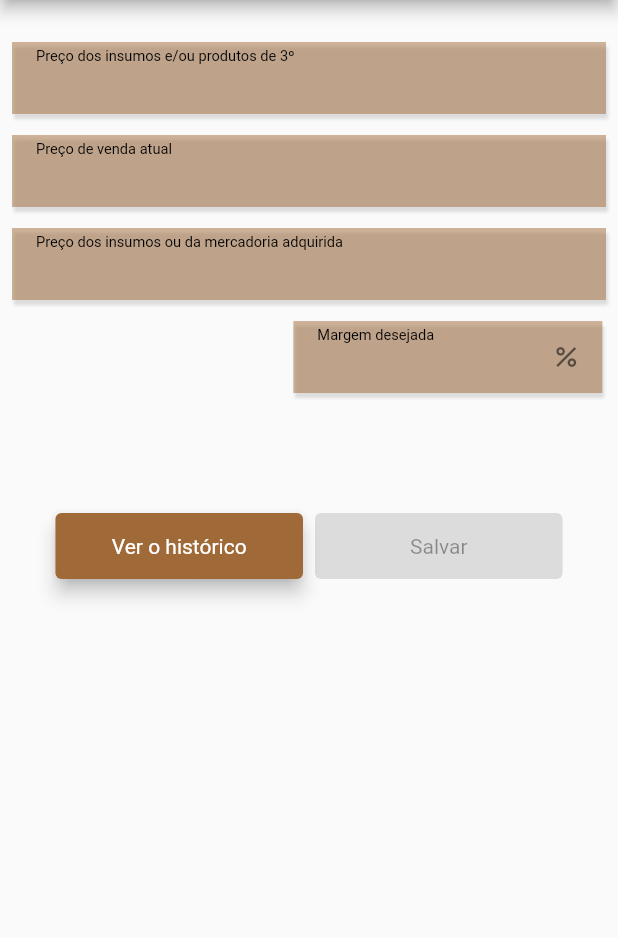
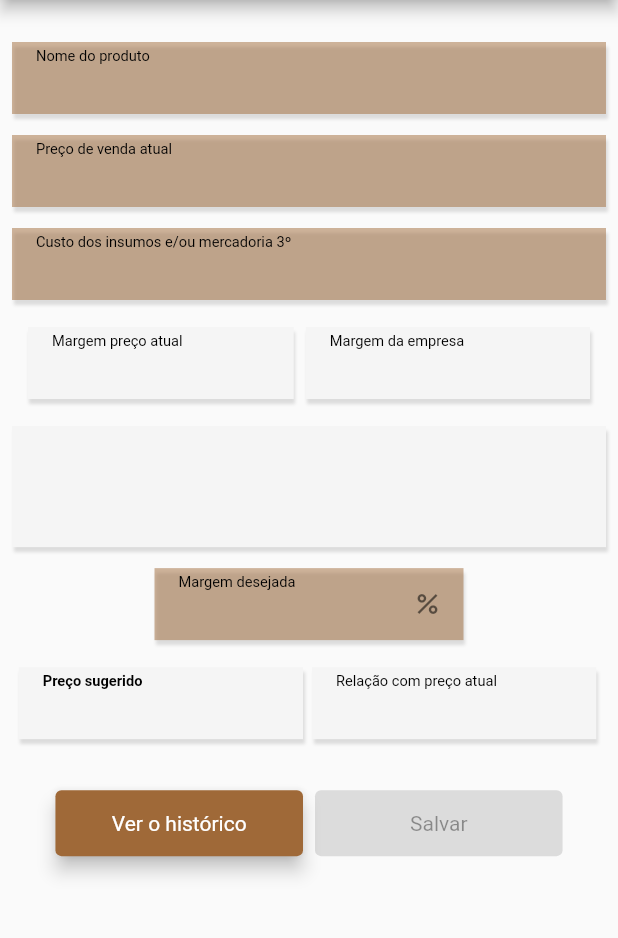
Before and after one commit to wolfxweb/appgestao, a Flutter app: the Calculadora screen opened by its route, on a phone screen of 412 x 824 dp, the part 84-1022 px from its top. Run offline on Flutter 3.47's test engine with Material 2 defaults, Android fonts, the phone set to English and light mode, and no system bars; our stand-ins replace brasil_fields, cloud_firestore, easy_dynamic_theme, firebase_auth, firebase_core, flutter_spinbox and 6 more; missing offline and left inert: bloc_pattern, dart:ffi, dart_date, dropdown_plus, firestore_search; accounts and stored records are empty.

Commit message:
ajuste  calculadora de preços

```diff
--- a/lib/blocs/calculadora_bloc.dart
+++ b/lib/blocs/calculadora_bloc.dart
@@ -19,6 +19,7 @@ class CalculadoraBloc extends BlocBase {
   final _precoVendaAtualController = BehaviorSubject();
   final _custoComInsumoslController = BehaviorSubject();
   final _historicolController = BehaviorSubject();
+  final _margemEmpresalController = BehaviorSubject();
 
   Stream get outCalculoMargem => _calculoMargemController.stream;
   Stream get outMsgMargem => _msgMargemController.stream;
@@ -30,6 +31,7 @@ class CalculadoraBloc extends BlocBase {
   Stream get outPrecoVendaAtualController => _precoVendaAtualController.stream;
   Stream get outCustosComInsumosController => _custoComInsumoslController.stream;
   Stream get outHistoricoController => _historicolController.stream;
+  Stream get outMargemEmpresalControllerr => _margemEmpresalController.stream;
 
   var _custoInsumo = 200.0;
   var _margemDesejada = 0.3;
@@ -99,10 +101,17 @@ class CalculadoraBloc extends BlocBase {
         _precoVendaAtual = fat;
 
         _calculoMargemAtual();
+        _margemDaEmpresa();
       });
     });
   }
 
+  _margemDaEmpresa(){
+    //(faturamento - (gastos com insumos + gastos com produtos para revenda + outros custos variáveis + custos fixos)) /faturamento.
+
+    var margeEmpresa = ((fat-(cf+cv+gi+gas))/fat)*100;
+    _margemEmpresalController.add(formatter.format(margeEmpresa));
+  }
   _primeiroComentario() {
     /*
         =(fat-(cv+cf+gi+gas))/fat
@@ -121,8 +130,7 @@ class CalculadoraBloc extends BlocBase {
     var margeEsteProduto = ((fat - (cv + cf + gi + gas)) / fat);
     if ((_margemComPrecoAtual / 100) > margeEsteProduto &&
         (_margemComPrecoAtual / 100) <= _margemDesejada) {
-      _msgMargemController.add(
-          '$_nomeUsuario, este produto, com o preço atual, contribui para que o resultado da empresa não seja menor!');
+      _msgMargemController.add('$_nomeUsuario, este produto, com o preço atual, contribui para que o resultado da empresa não seja menor!');
     } else if ((_margemComPrecoAtual / 100) > margeEsteProduto &&
         (_margemComPrecoAtual / 100) > _margemDesejada) {
       _msgMargemController.add(
@@ -136,6 +144,8 @@ class CalculadoraBloc extends BlocBase {
       _msgMargemController.add(
           '$_nomeUsuario, este produto, mantendo-se o preço atual, impede que o resultado da empresa seja melhor!');
     } else if ((_margemComPrecoAtual / 100) < 0) {
+      _msgMargemController.add('$_nomeUsuario, este produto, mantendo-se o preço atual, é nocivo para o resultado da empresa!');
+    }else{
       _msgMargemController.add('$_nomeUsuario, este produto, mantendo-se o preço atual, é nocivo para o resultado da empresa!');
     }
   }
@@ -164,6 +174,7 @@ class CalculadoraBloc extends BlocBase {
     var margem = formatterPercentual.format(_margemComPrecoAtual);
     _calculoMargemController.add(margem);
     _calculoPrecodugerido();
+    _margemDaEmpresa();
   }
 
   calculoRelacaoPreco() {
@@ -181,6 +192,7 @@ class CalculadoraBloc extends BlocBase {
         .replaceAll(',', '.'));
     _custoInsumo = double.parse(_custoInsumos);
     _calculoMargemAtual();
+
   }
 
   margemDesejada(margen) {
--- a/lib/pages/calculadora.dart
+++ b/lib/pages/calculadora.dart
@@ -42,8 +42,10 @@ class _CalculadoraState extends State<Calculadora> {
   var alerta = AlertModal();
   var header = new HeaderAppBar();
   var corFundo = Colors.grey[150];
-  var _mostrarComponentes = false;
+  var _mostrarComponentes = true;
   var _verHistorico = false;
+  var mostrarValores = true;
+  var mostraPrecoSugerido = true;
 
   @override
   Widget build(BuildContext context) {
@@ -191,7 +193,7 @@ class _CalculadoraState extends State<Calculadora> {
                                       .build(),
                                   //  keyboardType: TextInputType.number,
                                   controller: _produto,
-                                  decoration: _styleInput("Preço dos insumos e/ou produtos de 3º", "cor"),
+                                  decoration: _styleInput("Nome do produto", "cor"),
                                   onChanged: (text) {},
                                 );
                               }),
@@ -232,14 +234,14 @@ class _CalculadoraState extends State<Calculadora> {
                                           _mostrarComponentes = true;
                                           _btnStatus = true;
                                         } else {
-                                          _mostrarComponentes = false;
+                                     //     _mostrarComponentes = false;
                                           _btnStatus = false;
                                         }
                                       });
                                     } else {
                                       if (text.isEmpty) {
                                         setState(() {
-                                          _mostrarComponentes = false;
+                                       //  _mostrarComponentes = false;
                                           _btnStatus = false;
                                         });
                                       }
@@ -267,7 +269,7 @@ class _CalculadoraState extends State<Calculadora> {
                                   keyboardType: TextInputType.number,
                                   controller: _precoInsumosController,
                                   decoration: _styleInput(
-                                      "Preço dos insumos ou da mercadoria adquirida",
+                                      "Custo dos insumos e/ou mercadoria 3º",
                                       "cor"),
                                   inputFormatters: [
                                     // obrigatório
@@ -287,14 +289,17 @@ class _CalculadoraState extends State<Calculadora> {
                                             _margemDesejada.text.isNotEmpty) {
                                           _mostrarComponentes = true;
                                           _btnStatus = true;
+                                          mostrarValores = false;
                                         } else {
-                                          _mostrarComponentes = false;
+                                         // _mostrarComponentes = false;
                                           _btnStatus = false;
+                                          mostrarValores = false;
                                         }
                                       });
                                     } else if (text.isEmpty) {
                                       setState(() {
-                                        _mostrarComponentes = false;
+                                       // _mostrarComponentes = false;
+                                        mostrarValores = false;
                                         _btnStatus = false;
                                       });
                                     }
@@ -304,8 +309,8 @@ class _CalculadoraState extends State<Calculadora> {
                         )
                       : Container(),
                   const Espacamento(),
-                  !_verHistorico
-                      ? SingleChildScrollView(
+                  !_verHistorico?
+                 SingleChildScrollView(
                     scrollDirection: Axis.horizontal,
                         child: Row(
                             mainAxisAlignment: MainAxisAlignment.spaceBetween,
@@ -322,14 +327,20 @@ class _CalculadoraState extends State<Calculadora> {
                                       ? StreamBuilder(
                                           stream: calBloc.outCalculoMargem,
                                           builder: (context, snapshot) {
-                                            var data = snapshot.data;
+
+                                            var sanp =snapshot.data;
+                                            var data = "$sanp %";
+
+                                            if(mostrarValores){
+                                              data ="";
+                                            }
                                             //var margemPrecoAtual = data.;
                                             return TextFormField(
                                               /// validator: ValidationBuilder().maxLength(50).required().build(),
                                               keyboardType: TextInputType.none,
                                               enabled: false,
                                               controller: TextEditingController(
-                                                  text: "$data %"),
+                                                  text: "$data"),
                                               decoration: _styleInput(
                                                   "Margem preço atual", "ops"),
                                             );
@@ -337,6 +348,91 @@ class _CalculadoraState extends State<Calculadora> {
                                       : null,
                                 ),
                               ),
+                              Padding(
+                                padding: const EdgeInsets.symmetric(horizontal: 4, vertical: 4),
+                                child: Container(
+                                  //   width: 170,
+                                  // padding: const EdgeInsets.symmetric(horizontal: 4, vertical: 0),
+                                  width: MediaQuery.of(context).size.width*0.46,
+
+                                  decoration: buildBoxDecoration(),
+                                  child: StreamBuilder(
+                                      stream: calBloc.outMargemEmpresalControllerr,
+                                      builder: (context, snapshot) {
+                                        var sanp =snapshot.data;
+                                        var data = "$sanp %";
+
+                                        if(mostrarValores){
+                                          data ="";
+                                        }
+                                        return _mostrarComponentes
+                                            ? TextFormField(
+                                          validator: ValidationBuilder()
+                                              .maxLength(50)
+                                              .required()
+                                              .build(),
+                                          keyboardType: TextInputType.none,
+                                          enabled: false,
+                                          controller: TextEditingController(
+                                              text: "$data"),
+                                          decoration: _styleInput(
+                                              "Margem da empresa",
+                                              "ops"),
+                                        )
+                                            : Container();
+                                      }),
+                                ),
+                              ),
+                            ],
+                          ),
+                      ):Container(),
+                  const Espacamento(),
+                  !_verHistorico
+                      ? Container(
+                          decoration: buildBoxDecoration(),
+                          child: StreamBuilder(
+                              stream: calBloc.outMsgMargem,
+                              builder: (context, snapshot) {
+                                var sanp =snapshot.data;
+                                var data = "$sanp";
+
+                                if(mostrarValores){
+                                  data ="";
+                                }
+                                return _mostrarComponentes
+                                    ? TextFormField(
+                                        validator: ValidationBuilder()
+                                            .maxLength(50)
+                                            .required()
+                                            .build(),
+                                        keyboardType: TextInputType.none,
+                                        enabled: false,
+                                        maxLines: 3,
+                                        controller: TextEditingController(
+                                            text: "$data "),
+                                        decoration: _styleInput("", "ops"),
+                                        inputFormatters: [
+                                          // obrigatório
+                                          FilteringTextInputFormatter
+                                              .digitsOnly,
+                                          CentavosInputFormatter(
+                                              moeda: true, casasDecimais: 2)
+                                        ],
+                                      )
+                                    : Container();
+                              }),
+                        )
+                      : Container(),
+                  const Espacamento(),
+                  !_verHistorico?
+                  SingleChildScrollView(
+                    scrollDirection: Axis.horizontal,
+                    child: Row(
+                      mainAxisAlignment: MainAxisAlignment.spaceBetween,
+                      //   mainAxisSize: MainAxisSize.max,
+                      //  crossAxisAlignment: CrossAxisAlignment.center,
+                      children: [
+
                         Padding(
                           padding: const EdgeInsets.symmetric(horizontal: 2, vertical: 0),
                           child: Container(
@@ -393,15 +489,18 @@ class _CalculadoraState extends State<Calculadora> {
                                                   .text.isNotEmpty) {
                                             _mostrarComponentes = true;
                                             _btnStatus = true;
+                                            mostraPrecoSugerido =false;
                                           } else {
-                                                  _mostrarComponentes = false;
+                                           // _mostrarComponentes = false;
                                             _btnStatus = false;
+                                            mostraPrecoSugerido =false;
                                           }
                                         });
                                       } else if (text.isEmpty) {
                                         setState(() {
-                                                _mostrarComponentes = false;
+                                         // _mostrarComponentes = false;
                                           _btnStatus = false;
+                                          mostraPrecoSugerido =false;
                                         });
                                       }
                                     },
@@ -411,42 +510,7 @@ class _CalculadoraState extends State<Calculadora> {
                         ),
                       ],
                     ),
-                      )
-                      : Container(),
-                  const Espacamento(),
-                  !_verHistorico
-                      ? Container(
-                          decoration: buildBoxDecoration(),
-                          child: StreamBuilder(
-                              stream: calBloc.outMsgMargem,
-                              builder: (context, snapshot) {
-                                //    print(snapshot.data);
-                                var data = snapshot.data;
-                                return _mostrarComponentes
-                                    ? TextFormField(
-                                        validator: ValidationBuilder()
-                                            .maxLength(50)
-                                            .required()
-                                            .build(),
-                                        keyboardType: TextInputType.none,
-                                        enabled: false,
-                                        maxLines: 3,
-                                        controller: TextEditingController(
-                                            text: "$data "),
-                                        decoration: _styleInput("", "ops"),
-                                        inputFormatters: [
-                                          // obrigatório
-                                          FilteringTextInputFormatter
-                                              .digitsOnly,
-                                          CentavosInputFormatter(
-                                              moeda: true, casasDecimais: 2)
-                                        ],
-                                      )
-                                    : Container();
-                              }),
-                        )
-                      : Container(),
-                  const Espacamento(),
+                  ):Container(),
                   const Espacamento(),
                   !_verHistorico
                       ? SingleChildScrollView(
@@ -467,14 +531,21 @@ class _CalculadoraState extends State<Calculadora> {
                                   child: StreamBuilder(
                                       stream: calBloc.outCaculoPrecoSugerido,
                                       builder: (context, snapshot) {
-                                        var data = snapshot.data;
+                                      //  var data = snapshot.data;
+                                        //mostraPrecoSugerido
+                                        var sanp =snapshot.data;
+                                        var data = "R\$ $sanp";
+
+                                        if(mostraPrecoSugerido){
+                                          data ="";
+                                        }
                                         return _mostrarComponentes
                                             ? TextFormField(
                                                 //  validator: ValidationBuilder().maxLength(50).required().build(),
                                                 keyboardType: TextInputType.none,
                                                 enabled: false,
                                                 controller: TextEditingController(
-                                                    text: "R\$ $data"),
+                                                    text: "$data"),
                                                 style: const TextStyle(
                                                     fontSize: 18,
                                                     fontWeight: FontWeight.bold),
@@ -501,7 +572,12 @@ class _CalculadoraState extends State<Calculadora> {
                                   child: StreamBuilder(
                                       stream: calBloc.outRelacaoPrecoController,
                                       builder: (context, snapshot) {
-                                        var data = snapshot.data.toString();
+                                        var sanp =snapshot.data;
+                                        var data = "$sanp %";
+
+                                        if(mostraPrecoSugerido){
+                                          data ="";
+                                        }
                                         return _mostrarComponentes
                                             ? TextFormField(
                                                 validator: ValidationBuilder()
@@ -511,7 +587,7 @@ class _CalculadoraState extends State<Calculadora> {
                                                 keyboardType: TextInputType.none,
                                                 enabled: false,
                                                 controller: TextEditingController(
-                                                    text: "$data %"),
+                                                    text: "$data"),
                                                 decoration: _styleInput(
                                                     "Relação com preço atual",
                                                     "ops"),
@@ -544,13 +620,15 @@ class _CalculadoraState extends State<Calculadora> {
                               stream: calBloc.outMsgPrecoSugerido,
                               builder: (context, snapshot) {
                                 var data = snapshot.data.toString();
+                                print('data');
+                                print(data);
                                 var obs = true;
                                 if (data.isEmpty) {
                                 //  print('obs');
                                   obs = false;
                                 }
 
-                                return _mostrarComponentes && obs
+                                return !mostraPrecoSugerido && obs
                                     ? TextFormField(
                                         validator: ValidationBuilder()
                                             .maxLength(50)
@@ -560,7 +638,7 @@ class _CalculadoraState extends State<Calculadora> {
                                         enabled: false,
                                         maxLines: 6,
                                         controller: TextEditingController(
-                                            text: "$data"),
+                                            text: snapshot.data.toString()),
                                         decoration: _styleInput("", "ops"),
                                       )
                                     : Container();
@@ -598,7 +676,7 @@ class _CalculadoraState extends State<Calculadora> {
                                           _precoInsumos.text = "";
                                           _margemDesejada.text = "";
                                           _produto.text = "";
-                                          _mostrarComponentes = false;
+                                        //  _mostrarComponentes = false;
                                           _btnStatus = false;
                                           _pesquisaController.text = "";
                                         });
@@ -741,7 +819,7 @@ class _CalculadoraState extends State<Calculadora> {
         _precoInsumos.text = "";
         _margemDesejada.text = "";
         _produto.text = "";
-        _mostrarComponentes = false;
+      //  _mostrarComponentes = false;
         _btnStatus = false;
         _pesquisaController.text = "";
       });
```
Lines whose indentation alone changed are shown as unchanged.
